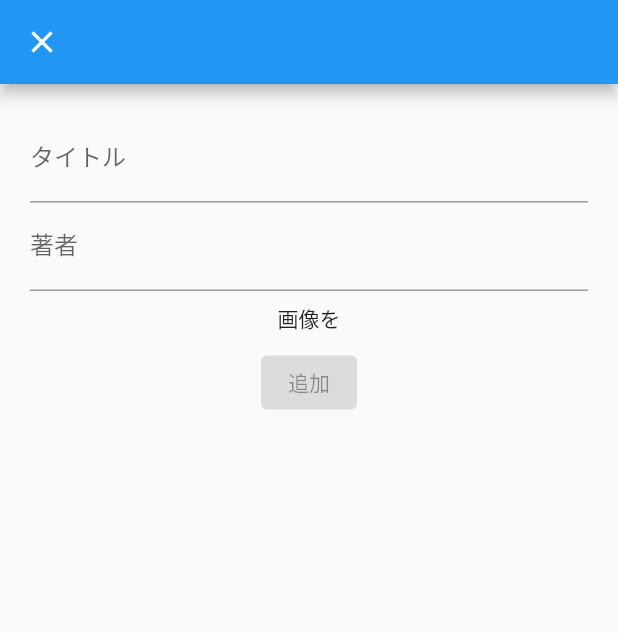
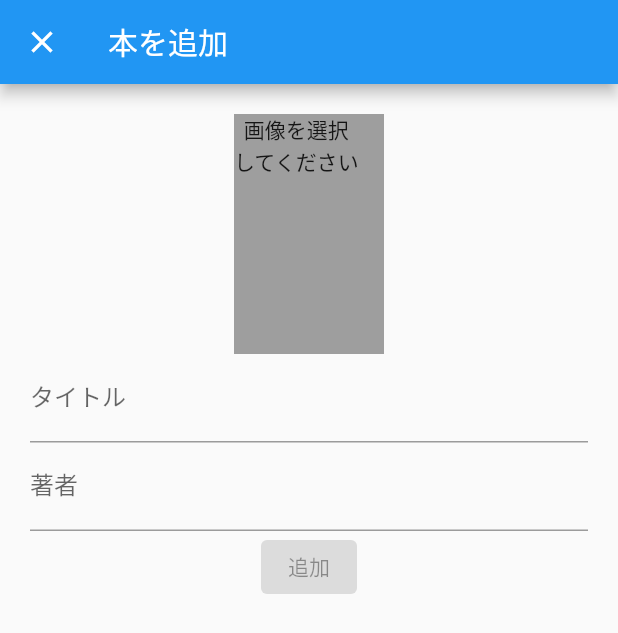
Before and after one commit to fen0268/HiveBookList, a Flutter app: the screen it shows after launch, after a tap on the "add" icon, on a phone screen of 412 x 824 dp. Shown: the top 633 px of the screen. Run offline on Flutter 3.47's test engine with Material 2 defaults, Android fonts, the phone set to English and light mode, and no system bars; our stand-ins replace flutter_slidable, hive, hive_flutter, image_picker; accounts and stored records are empty.

```diff
--- a/lib/presentation/add_book/add_book_page.dart
+++ b/lib/presentation/add_book/add_book_page.dart
@@ -19,12 +19,38 @@ class AddBookPage extends StatelessWidget {
       child: Consumer<AddBookModel>(
         builder: (context, model, _) {
           return Scaffold(
-            appBar: AppBar(),
+            appBar: AppBar(
+              title: const Text('本を追加'),
+            ),
             body: SingleChildScrollView(
               child: Padding(
                 padding: const EdgeInsets.all(20),
                 child: Column(
                   children: [
+                    GestureDetector(
+                      child: SizedBox(
+                        width: 100,
+                        height: 160,
+                        child: model.uInt == null
+                            ? Stack(
+                                children: [
+                                  Container(
+                                    color: Colors.grey,
+                                  ),
+                                  Column(
+                                    children: const [
+                                      Text('画像を選択'),
+                                      Text('してください')
+                                    ],
+                                  ),
+                                ],
+                              )
+                            : Image.memory(model.uInt!),
+                      ),
+                      onTap: () async {
+                        await model.getImageFromGallery();
+                      },
+                    ),
                     TextFormField(
                       decoration: const InputDecoration(
                         labelText: 'タイトル',
@@ -59,17 +85,6 @@ class AddBookPage extends StatelessWidget {
                         return null;
                       },
                     ),
-                    Padding(
-                      padding: const EdgeInsets.all(8.0),
-                      child: GestureDetector(
-                        child: model.uInt == null
-                            ? const Text('画像を')
-                            : Image.memory(model.uInt!),
-                        onTap: () async {
-                          await model.getImageFromGallery();
-                        },
-                      ),
-                    ),
                     ElevatedButton(
                       onPressed: model.isOnPressed
                           ? () {
--- a/lib/presentation/book_list/book_list_page.dart
+++ b/lib/presentation/book_list/book_list_page.dart
@@ -22,7 +22,9 @@ class BookListPage extends StatelessWidget {
       child: Consumer<BookListModel>(
         builder: (context, model, _) {
           return Scaffold(
-            appBar: AppBar(),
+            appBar: AppBar(
+              title: const Text('本一覧'),
+            ),
             body: Stack(
               children: [
                 Scrollbar(
@@ -59,7 +61,10 @@ class BookListPage extends StatelessWidget {
                           ],
                         ),
                         child: ListTile(
-                          leading: Image.memory(book.uInt!),
+                          leading: AspectRatio(
+                            aspectRatio: 3 / 2,
+                            child: Image.memory(book.uInt!),
+                          ),
                           title: Text(book.title),
                           subtitle: Text(book.author),
                         ),
```
Also changed, not shown: lib/presentation/edit_book/edit_book_model.dart (+16 -0 lines), lib/presentation/edit_book/edit_book_page.dart (+26 -1 lines).
